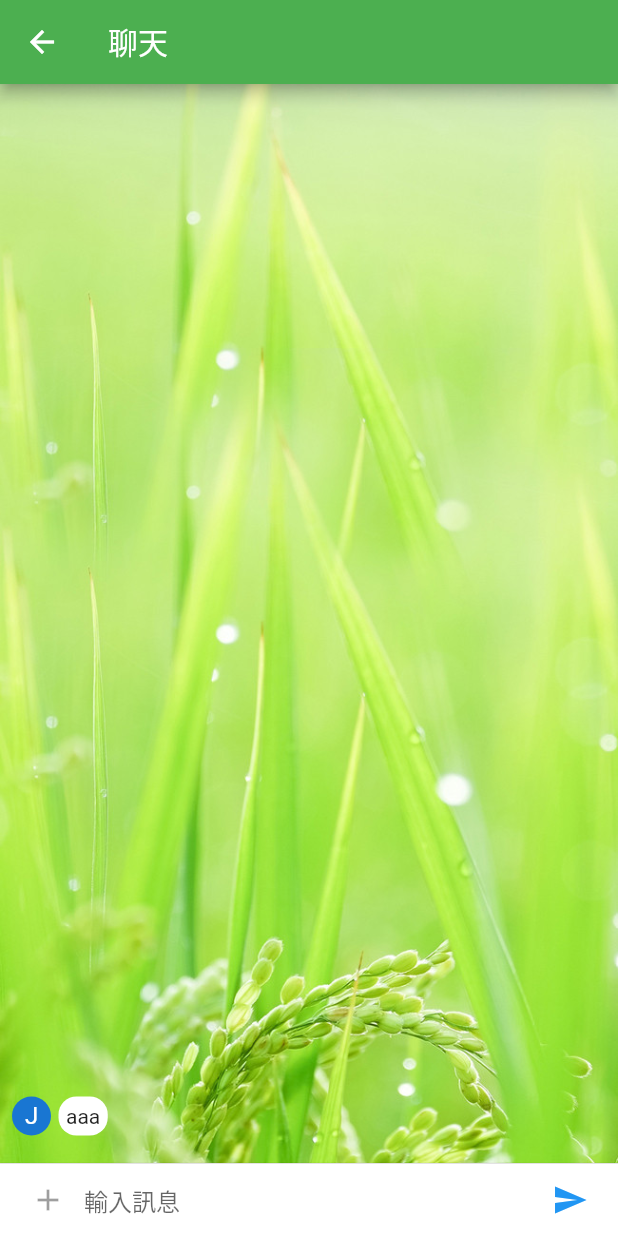
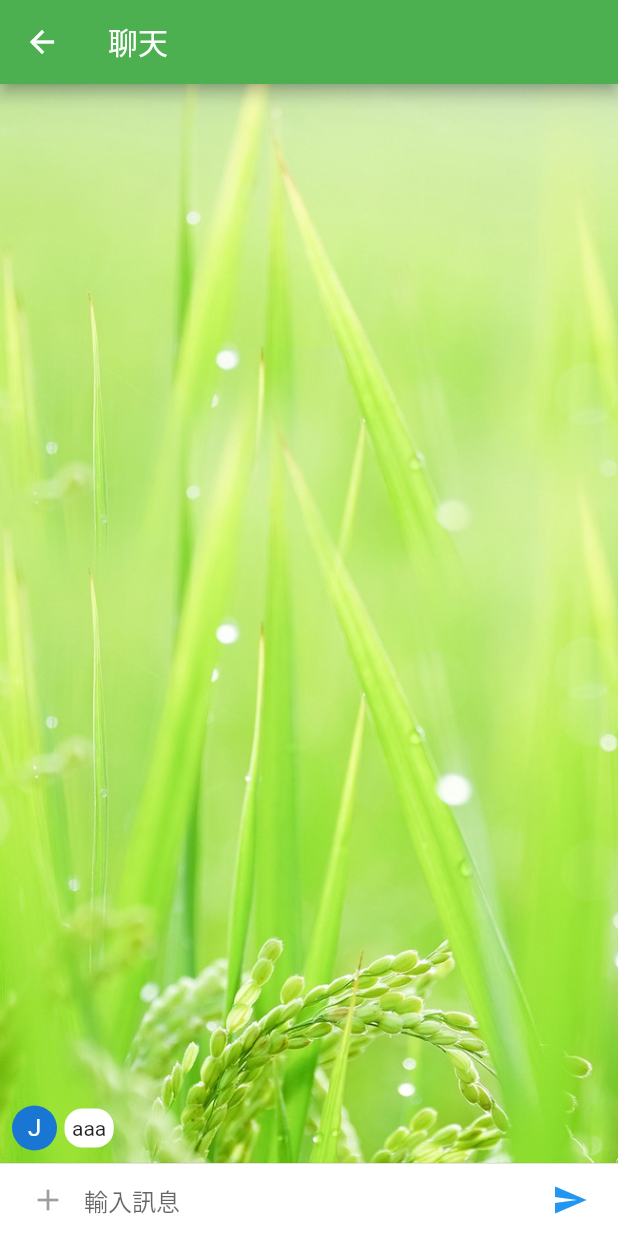
Before and after one commit to 0x5487/learning-flutter, a Flutter app: the ChatRoomWidget screen opened directly, after a tap on "張學友歌迷會", on a phone screen of 412 x 824 dp. Run offline on Flutter 3.47's test engine with Material 2 defaults, Android fonts, the phone set to English and light mode, and no system bars; generated files the repository leaves out were written again; network calls fail.

Commit message:
remove new keyword

```diff
--- a/lib/pages/login.dart
+++ b/lib/pages/login.dart
@@ -52,7 +52,8 @@ class _LoginPageState extends State<LoginPage> {
           height: 42.0,
           onPressed: () {
             print("go to home page");
-            Navigator.of(context).pushNamed(HomePage.tag);
+            Navigator.pushReplacementNamed(
+                context, '/home'); // don't go back to login
           },
           color: Colors.lightBlueAccent,
           child: Text('Log In', style: TextStyle(color: Colors.white)),
--- /dev/null
+++ b/lib/wakanda/manager.dart
@@ -0,0 +1,60 @@
+import 'dart:convert';
+
+import 'package:learning_flutter/wakanda/command.dart';
+import 'package:learning_flutter/wakanda/message.dart';
+import 'package:web_socket_channel/io.dart';
+
+class WakandaManager {
+  IOWebSocketChannel channel;
+
+  WakandaManager() {}
+
+  Future open() async {
+    print("open ws");
+    try {
+      channel = new IOWebSocketChannel.connect(
+          "ws://10.200.3.2:19999/ws?token=4d96f463-dc14-44f0-af4f-c284e15c89cc");
+
+      channel.stream.listen((message) {
+        print("received $message");
+      }, onError: (error, StackTrace stackTrace) {
+        // error handling
+        print("err $error");
+      }, onDone: () async {
+        // communication has been closed
+        var msg = channel.closeReason;
+        var code = channel.closeCode;
+        print("close done: msg=$msg, code=$code");
+        // try to reconnect
+        await new Future.delayed(const Duration(seconds: 1), () => open());
+      });
+
+      print("opened");
+    } catch (e) {
+      print('Caught error: $e');
+    }
+  }
+
+  IOWebSocketChannel get WSChannel {
+    return channel;
+  }
+
+  void OnMessage(message) {
+    print("received $message");
+  }
+
+  void SendText(String content) {
+    var msg = new Message();
+    msg.seq_id = 12345678;
+    msg.content = content;
+    msg.type = 2;
+    msg.group_id = "2f592803-5866-474f-a688-a4fa5a58dda9";
+
+    var cmd = new Command();
+    cmd.op = "MSG";
+    cmd.data = msg;
+
+    var jsonCmd = json.encode(cmd);
+    channel.sink.add(jsonCmd);
+  }
+}
--- a/lib/widgets/chat.dart
+++ b/lib/widgets/chat.dart
@@ -1,4 +1,5 @@
 import 'package:flutter/material.dart';
+import 'package:learning_flutter/wakanda/manager.dart';
 import './chat_message.dart';
 
 class ChatWidget extends StatefulWidget {
@@ -7,15 +8,14 @@ class ChatWidget extends StatefulWidget {
 }
 
 class _ChatState extends State<ChatWidget> {
-  final TextEditingController textEditingController =
-      new TextEditingController();
+  final TextEditingController textEditingController = TextEditingController();
   final List<ChatMessage> _messages = <ChatMessage>[
-    new ChatMessage("aaa"),
+    ChatMessage("aaa"),
   ];
 
   void _handleSubmit(String text) {
     textEditingController.clear();
-    ChatMessage chatMessage = new ChatMessage(text);
+    ChatMessage chatMessage = ChatMessage(text);
     setState(() {
       //used to rebuild our widget
       _messages.insert(0, chatMessage);
@@ -23,26 +23,26 @@ class _ChatState extends State<ChatWidget> {
   }
 
   Widget _textComposerWidget() {
-    return new IconTheme(
-      data: new IconThemeData(color: Colors.blue),
-      child: new Container(
+    return IconTheme(
+      data: IconThemeData(color: Colors.blue),
+      child: Container(
         margin: const EdgeInsets.symmetric(horizontal: 8.0),
-        child: new Row(
+        child: Row(
           children: <Widget>[
-            new Container(
-              child: new IconButton(icon: new Icon(Icons.add)),
+            Container(
+              child: IconButton(icon: Icon(Icons.add)),
             ),
-            new Flexible(
-              child: new TextField(
-                decoration: new InputDecoration.collapsed(hintText: "輸入訊息"),
+            Flexible(
+              child: TextField(
+                decoration: InputDecoration.collapsed(hintText: "輸入訊息"),
                 controller: textEditingController,
                 onSubmitted: _handleSubmit,
               ),
             ),
-            new Container(
+            Container(
               //margin: const EdgeInsets.symmetric(horizontal: 8.0),
-              child: new IconButton(
-                icon: new Icon(Icons.send),
+              child: IconButton(
+                icon: Icon(Icons.send),
                 onPressed: () => _handleSubmit(textEditingController.text),
               ),
             )
@@ -54,28 +54,28 @@ class _ChatState extends State<ChatWidget> {
 
   @override
   Widget build(BuildContext context) {
-    return new Column(
+    return Column(
       children: <Widget>[
-        new Flexible(
+        Flexible(
             child: Container(
-          decoration: new BoxDecoration(
-            image: new DecorationImage(
-              image: new AssetImage("assets/images/chat_background.jpg"),
+          decoration: BoxDecoration(
+            image: DecorationImage(
+              image: AssetImage("assets/images/chat_background.jpg"),
               fit: BoxFit.cover,
             ),
           ),
-          child: new ListView.builder(
-            padding: new EdgeInsets.all(8.0),
+          child: ListView.builder(
+            padding: EdgeInsets.all(8.0),
             reverse: true,
             itemBuilder: (_, int index) => _messages[index],
             itemCount: _messages.length,
           ),
         )),
-        new Divider(
+        Divider(
           height: 1.0,
         ),
-        new Container(
-          decoration: new BoxDecoration(
+        Container(
+          decoration: BoxDecoration(
             color: Theme.of(context).cardColor,
           ),
           child: _textComposerWidget(),
--- a/lib/widgets/chat_message.dart
+++ b/lib/widgets/chat_message.dart
@@ -10,43 +10,27 @@ class ChatMessage extends StatelessWidget {
   }
   @override
   Widget build(BuildContext context) {
-    return new Container(
-      margin: const EdgeInsets.symmetric(vertical: 10.0),
-      child: new Row(
-        crossAxisAlignment: CrossAxisAlignment.start,
+    return Row(
       children: <Widget>[
-          new Container(
+        Container(
           margin: const EdgeInsets.only(right: 5.0),
-            child: new CircleAvatar(
-              maxRadius: 13.00,
-              child: new Text(_name[0]),
+          child: CircleAvatar(
+            maxRadius: 15.00,
+            child: Text(_name[0]),
           ),
         ),
-          new Column(
-            crossAxisAlignment: CrossAxisAlignment.start,
-            children: <Widget>[
-              new Container(
-                color: Colors.transparent,
-                child: new Container(
-                    padding: new EdgeInsets.all(5.0),
-                    decoration: new BoxDecoration(
+        Flexible(
+          child: Container(
+            padding: EdgeInsets.all(5.0),
+            decoration: BoxDecoration(
                 color: Colors.white,
-                        borderRadius:
-                            new BorderRadius.all(Radius.circular(12.0))),
-                    child: new Center(
-                      child: new Text(
+                borderRadius: BorderRadius.all(Radius.circular(12.0))),
+            child: Text(
               text,
-                        style: new TextStyle(
-                            //fontFamily: "Roboto",
-                            //fontSize: 8.0,
             ),
           ),
-                    )),
         ),
       ],
-          )
-        ],
-      ),
     );
   }
 }
--- a/lib/widgets/chatroom.dart
+++ b/lib/widgets/chatroom.dart
@@ -1,4 +1,5 @@
 import 'package:flutter/material.dart';
+import 'package:learning_flutter/wakanda/manager.dart';
 import 'package:learning_flutter/widgets/chat.dart';
 import 'package:learning_flutter/widgets/xk.dart';
 import './chat_message.dart';
@@ -12,59 +13,56 @@ class _ChatRoomState extends State<ChatRoomWidget> {
   @override
   Widget build(BuildContext context) {
     // TODO: implement build
-    return new Scaffold(
-        body: new ListView(
+    return Scaffold(
+        body: ListView(
       children: <Widget>[
-        new ListTile(
+        ListTile(
             onTap: () {
-              Navigator.of(context)
-                  .push(new MaterialPageRoute(builder: (context) {
-                return new XKTabBar();
+              Navigator.of(context).push(MaterialPageRoute(builder: (context) {
+                return XKTabBar();
               }));
             },
-            leading: new Image.asset(
+            leading: Image.asset(
               "assets/images/golang.png",
               width: 40.0,
               height: 40.0,
               fit: BoxFit.cover,
             ),
-            title: new Text("張學友歌迷會"),
-            subtitle: new Text("我能為您服務嗎?"),
-            trailing: new Column(
+            title: Text("張學友歌迷會"),
+            subtitle: Text("我能為您服務嗎?"),
+            trailing: Column(
               children: <Widget>[
-                new Text("5:47 PM"),
+                Text("5:47 PM"),
               ],
             )),
-        new Divider(color: Colors.grey),
-        new ListTile(
+        Divider(color: Colors.grey),
+        ListTile(
             onTap: () {
               print("tap on 官方客服");
-              Navigator.of(context)
-                  .push(new MaterialPageRoute(builder: (context) {
-                return new XKTabBar();
+              Navigator.of(context).push(MaterialPageRoute(builder: (context) {
+                return XKTabBar();
               }));
             },
-            leading: new Image.asset(
+            leading: Image.asset(
               "assets/images/golang.png",
               width: 40.0,
               height: 40.0,
               fit: BoxFit.cover,
             ),
-            title: new Text("官方客服"),
-            subtitle: new Text("我能為您服務嗎?"),
-            trailing: new Column(
+            title: Text("官方客服"),
+            subtitle: Text("我能為您服務嗎?"),
+            trailing: Column(
               children: <Widget>[
-                new Text("9/15"),
-                new Container(
-                  margin: new EdgeInsets.only(top: 8.0),
-                  padding: new EdgeInsets.all(4.0),
-                  decoration: new BoxDecoration(
+                Text("9/15"),
+                Container(
+                  margin: EdgeInsets.only(top: 8.0),
+                  padding: EdgeInsets.all(4.0),
+                  decoration: BoxDecoration(
                       color: Colors.green,
-                      borderRadius:
-                          new BorderRadius.all(Radius.circular(50.0))),
-                  child: new Text(
+                      borderRadius: BorderRadius.all(Radius.circular(50.0))),
+                  child: Text(
                     "5",
-                    style: new TextStyle(
+                    style: TextStyle(
                       color: Colors.white,
                       //fontFamily: "Roboto",
                       fontSize: 12.0,
@@ -73,34 +71,32 @@ class _ChatRoomState extends State<ChatRoomWidget> {
                 ),
               ],
             )),
-        new Divider(color: Colors.grey),
-        new ListTile(
+        Divider(color: Colors.grey),
+        ListTile(
           onTap: () {
-            Navigator.of(context)
-                .push(new MaterialPageRoute(builder: (context) {
-              return new XKTabBar();
+            Navigator.of(context).push(MaterialPageRoute(builder: (context) {
+              return XKTabBar();
             }));
           },
-          leading: new Image.asset(
+          leading: Image.asset(
             "assets/images/golang.png",
             width: 40.0,
             height: 40.0,
             fit: BoxFit.cover,
           ),
-          title: new Text("LebronJames"),
-          subtitle: new Text("We will take over this game"),
-          trailing: new Column(
+          title: Text("LebronJames"),
+          subtitle: Text("We will take over this game"),
+          trailing: Column(
             children: <Widget>[
-              new Text("9/15"),
-              new Container(
-                  margin: new EdgeInsets.only(top: 8.0),
-                  padding: new EdgeInsets.all(4.0),
-                  decoration: new BoxDecoration(
+              Text("9/15"),
+              Container(
+                  margin: EdgeInsets.only(top: 8.0),
+                  padding: EdgeInsets.all(4.0),
+                  decoration: BoxDecoration(
                       color: Colors.green,
-                      borderRadius:
-                          new BorderRadius.all(Radius.circular(50.0))),
-                  child: new Text("99+",
-                      style: new TextStyle(
+                      borderRadius: BorderRadius.all(Radius.circular(50.0))),
+                  child: Text("99+",
+                      style: TextStyle(
                         color: Colors.white,
                         //fontFamily: "Roboto",
                         fontSize: 12.0,
@@ -108,7 +104,7 @@ class _ChatRoomState extends State<ChatRoomWidget> {
             ],
           ),
         ),
-        new Divider(color: Colors.grey),
+        Divider(color: Colors.grey),
       ],
     ));
   }
--- a/lib/widgets/xk.dart
+++ b/lib/widgets/xk.dart
@@ -4,11 +4,11 @@ import 'package:learning_flutter/widgets/chat.dart';
 class XKTabBar extends StatelessWidget {
   @override
   Widget build(BuildContext context) {
-    return new Scaffold(
-      appBar: new AppBar(title: new Text("聊天")),
-      body: new Container(
+    return Scaffold(
+      appBar: AppBar(title: Text("聊天")),
+      body: Container(
         alignment: Alignment.bottomCenter,
-        child: new ChatWidget(),
+        child: ChatWidget(),
       ),
     );
   }
```
Also changed, not shown: lib/main.dart (+40 -5 lines), lib/pages/home.dart (+11 -9 lines), lib/wakanda/command.dart (added, +15 -0 lines), lib/wakanda/message.dart (added, +18 -0 lines), lib/widgets/discovery.dart (+44 -44 lines), lib/widgets/me.dart (+33 -33 lines), lib/widgets/profile.dart (+31 -31 lines), pubspec.yaml (+8 -0 lines), lib/wakanda/command.g.dart (added), lib/wakanda/message.g.dart (added), pubspec.lock. Lines whose indentation alone changed are shown as unchanged.
